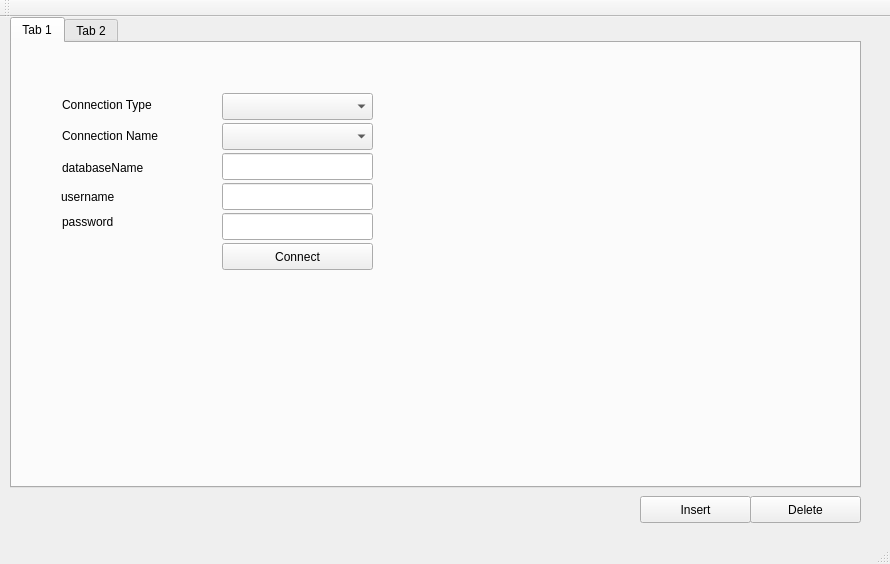
Qt form mainform.ui (anzue/ISTRlab12) before a commit.
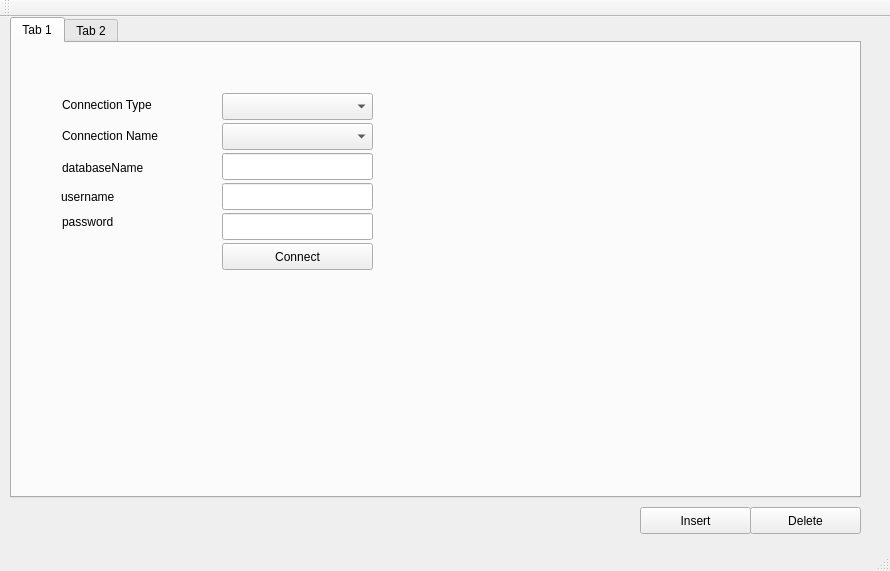
The same form after that commit. The open tabs and pages were chosen to show the change. Custom widgets are drawn as their Qt base class.

Diff of the .ui file:
```diff
--- a/mainform.ui
+++ b/mainform.ui
@@ -10,7 +10,7 @@
     <x>0</x>
     <y>0</y>
     <width>890</width>
-    <height>564</height>
+    <height>571</height>
    </rect>
   </property>
   <property name="windowTitle">
@@ -23,7 +23,7 @@
       <x>10</x>
       <y>0</y>
       <width>851</width>
-      <height>471</height>
+      <height>481</height>
      </rect>
     </property>
     <property name="sizePolicy">
@@ -292,7 +292,7 @@
     <property name="geometry">
      <rect>
       <x>10</x>
-      <y>469</y>
+      <y>480</y>
       <width>871</width>
       <height>51</height>
      </rect>
```
Left out of the diff: 2 changed lines with no effect on the pictures.
